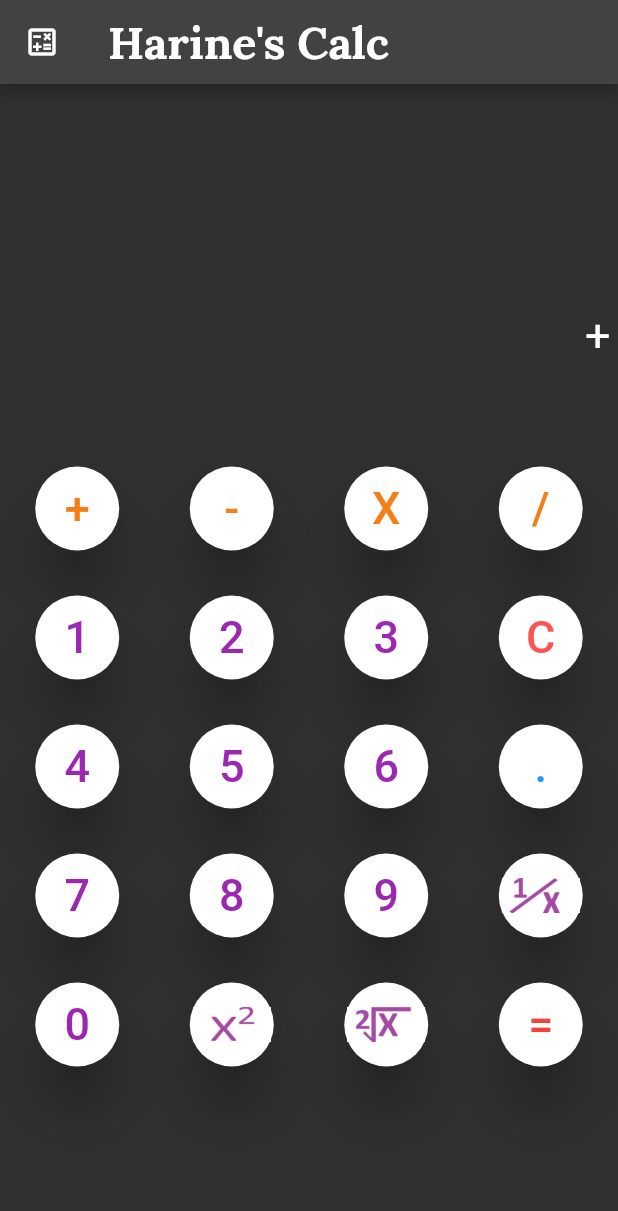
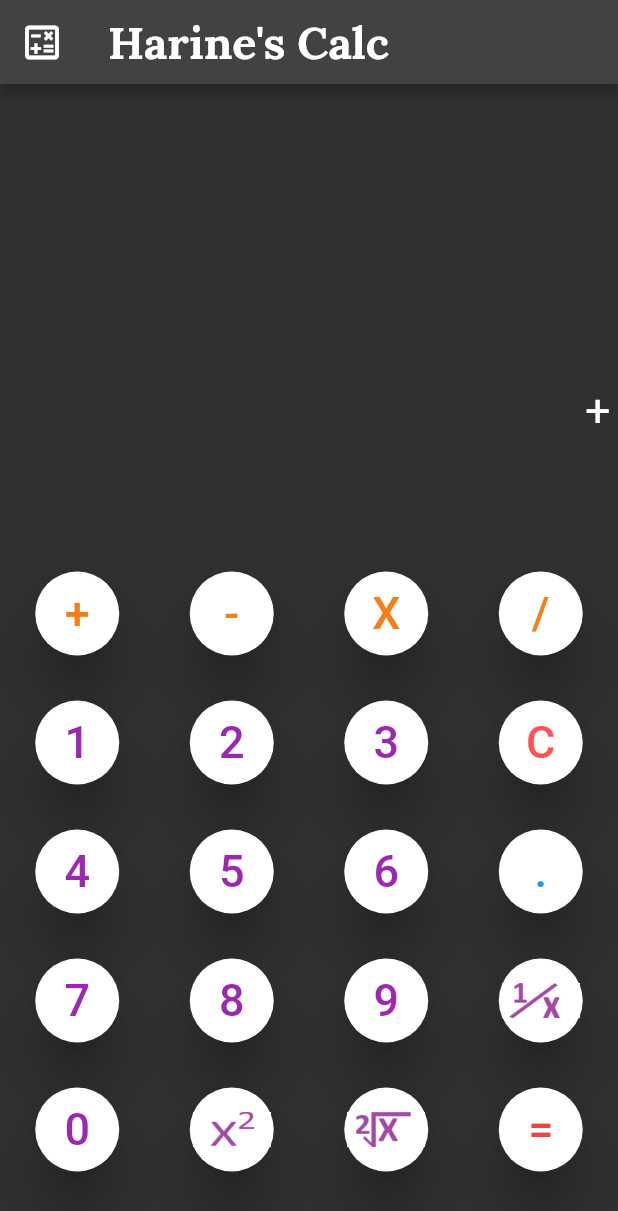
Before and after one commit to HarineKannan/Simple-Calculator, a Flutter app: the screen it shows after launch, after a tap on an icon or button, on a phone screen of 412 x 824 dp. Shown: the top 1211 px of the screen. Run offline on Flutter 3.47's test engine with Material 2 defaults, Android fonts, the phone set to English and light mode, and no system bars; our stand-ins replace math_expressions.

Commit message:
Merge changes from remote main branch

```diff
--- a/lib/Calculatepage.dart
+++ b/lib/Calculatepage.dart
@@ -18,7 +18,9 @@ class Calculator extends State<StatefulWidget> {
     return SafeArea(
       child: Scaffold(
         appBar: AppBar(
-          leading: Icon(Icons.calculate_outlined),
+          leading: Icon(Icons.calculate_outlined,
+            size: 30,
+          ),
           title: Text(
             "Harine's Calc",
             style: TextStyle(
@@ -28,10 +30,11 @@ class Calculator extends State<StatefulWidget> {
             ),
           ),
         ),
+
         body: ListView(
           children: [
             Container(
-              padding: EdgeInsets.only(top: 150.0, bottom: 70.0, right: 5.0),
+              padding: EdgeInsets.only(top: 200.0, bottom: 70, right: 5.0),
               child: Text(
                 _store,
                 style: TextStyle(fontSize: 30.0),
@@ -39,6 +42,8 @@ class Calculator extends State<StatefulWidget> {
               alignment: Alignment(1, 1),
             ),
             Container(
+              child: Padding(
+                padding: const EdgeInsets.only(top:20.0),
                 child: Row(
                   children: [
                     Expanded(
@@ -106,6 +111,7 @@ class Calculator extends State<StatefulWidget> {
                       ),
                     ),
                   ],
+                ),
               ),
             ),
             Container(
--- a/lib/colors.dart
+++ b/lib/colors.dart
@@ -1,6 +1,8 @@
 import 'package:flutter/material.dart';
 
 class AppColors {
+  static final Color bgcolor= Color(0xFFFFFFFF);
+  static final Color appbarcolor=Color(0xFFF091E2);
   static final Color purple = Colors.purple;
   static final Color red = Colors.red;
   static final Color white = Colors.white;
```
Also changed, not shown: 1 other file. Lines whose indentation alone changed are shown as unchanged.
